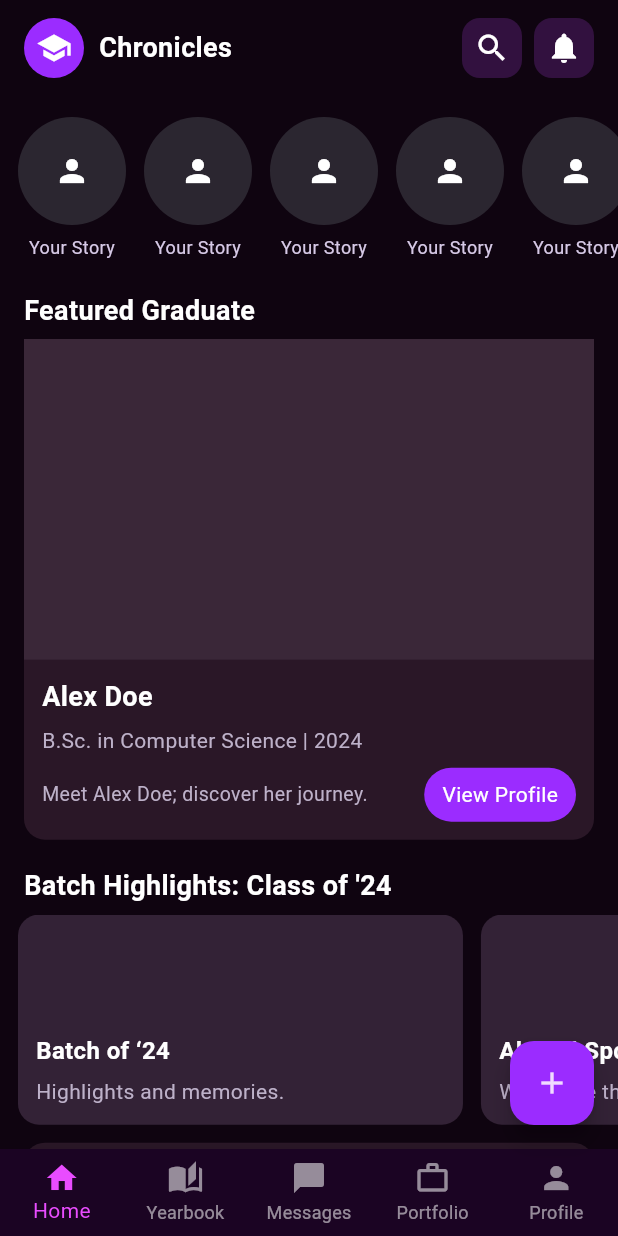
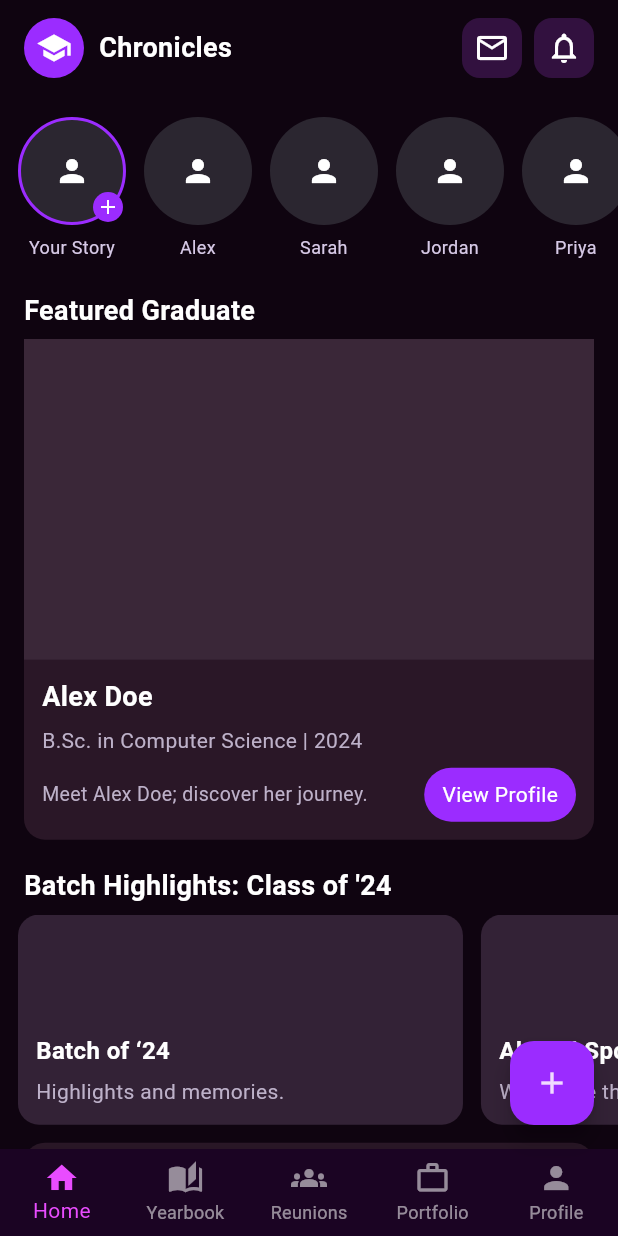
Before and after one commit to kalchan12/Graduate-Chronicles, a Flutter app: the BottomNavigationScaffold screen opened by its route, on a phone screen of 412 x 824 dp. Run offline on Flutter 3.47's test engine with Material 3 defaults, Android fonts, the light colour scheme and no system bars; our stand-ins replace flutter_riverpod, image_picker, permission_handler.

Commit message:
feat(ui): modernize home experience and enhance navigation
- Bottom Navigation: Replaced 'Messages' tab with 'Reunions' linking to ReunionHub.
- Top App Bar: Replaced 'Search' with 'Messages' icon and enabled navigation for both Messages and Notifications.
- Notifications: Created a new Notifications screen with modern UI and mock data (likes, comments, reminders).
- Home Feed: Added interactive 'Like' button with in-memory state and snackbar stubs for 'Comment' and 'Share' features.
- Stories: Implemented local-only story creation. Users can now pick an image from their gallery to display as their story immediately.
- State Management: Introduced storiesProvider using Riverpod Notifier for lightweight in-memory storage.
- Routing: Defined new routes for /notifications and /messages in app.dart.

```diff
--- a/lib/core/app.dart
+++ b/lib/core/app.dart
@@ -14,6 +14,7 @@ import '../ui/auth/forgot/password_reset_screen.dart';
 import '../ui/auth/forgot/set_new_password_screen.dart';
 import '../ui/auth/forgot/password_updated_screen.dart';
 import '../ui/auth/admin/admin_dashboard_screen.dart';
+import '../ui/notifications/notifications_screen.dart';
 
 class App extends StatelessWidget {
   const App({super.key});
@@ -47,6 +48,8 @@ class App extends StatelessWidget {
         '/forgot/set': (_) => const SetNewPasswordScreen(),
         '/forgot/done': (_) => const PasswordUpdatedScreen(),
         '/admin': (_) => const AdminDashboardScreen(),
+        '/notifications': (_) => const NotificationsScreen(),
+        '/messages': (_) => const MessageScreen(),
       },
       home: const SplashScreen(),
     );
--- /dev/null
+++ b/lib/state/stories_state.dart
@@ -0,0 +1,42 @@
+import 'dart:io';
+import 'package:flutter_riverpod/flutter_riverpod.dart';
+
+class Story {
+  final String id;
+  final File? image;
+  final bool isMe;
+  final String name;
+
+  Story({required this.id, this.image, this.isMe = false, this.name = 'User'});
+}
+
+class StoriesNotifier extends Notifier<List<Story>> {
+  @override
+  List<Story> build() {
+    return [
+      Story(id: 'me', isMe: true, name: 'Your Story'),
+      Story(id: '1', name: 'Alex'),
+      Story(id: '2', name: 'Sarah'),
+      Story(id: '3', name: 'Jordan'),
+      Story(id: '4', name: 'Priya'),
+      Story(id: '5', name: 'Kenji'),
+    ];
+  }
+
+  void addStory(File image) {
+    final newStory = Story(
+      id: DateTime.now().millisecondsSinceEpoch.toString(),
+      image: image,
+      isMe: true,
+      name: 'Your Story',
+    );
+
+    // Replace the existing placeholder or add a new one
+    final currentList = state;
+    state = [newStory, ...currentList.where((s) => s.id != 'me')];
+  }
+}
+
+final storiesProvider = NotifierProvider<StoriesNotifier, List<Story>>(
+  StoriesNotifier.new,
+);
--- a/lib/ui/home/home_screen.dart
+++ b/lib/ui/home/home_screen.dart
@@ -1,7 +1,11 @@
+import 'dart:io';
 import 'package:flutter/material.dart';
 import 'package:flutter_riverpod/flutter_riverpod.dart';
+import 'package:image_picker/image_picker.dart';
+import 'package:permission_handler/permission_handler.dart';
 import '../../core/providers.dart';
 import '../../theme/design_system.dart';
+import '../../state/stories_state.dart';
 
 // Home feed screen implemented to match the provided static HTML layout.
 // Uses Riverpod to obtain mock data so the UI is data-driven and ready
@@ -15,6 +19,7 @@ class HomeScreen extends ConsumerWidget {
     final profile = ref.watch(profileProvider);
     final batches = ref.watch(batchProvider);
     final feed = ref.watch(feedProvider);
+    final stories = ref.watch(storiesProvider);
 
     return Scaffold(
       // Use shared scaffold background from DesignSystem.
@@ -36,9 +41,10 @@ class HomeScreen extends ConsumerWidget {
                   vertical: 6,
                 ),
                 scrollDirection: Axis.horizontal,
-                itemCount: 7,
+                itemCount: stories.length,
                 separatorBuilder: (context, index) => const SizedBox(width: 12),
-                itemBuilder: (context, index) => const _StoryAvatar(),
+                itemBuilder: (context, index) =>
+                    _StoryAvatar(story: stories[index]),
               ),
             ),
 
@@ -148,11 +154,17 @@ class _HomeAppBar extends StatelessWidget {
             ],
           ),
           Row(
-            children: const [
-              // Search and notifications icons (visual only)
-              _IconCircle(icon: Icons.search),
-              SizedBox(width: 8),
-              _IconCircle(icon: Icons.notifications),
+            children: [
+              // Message and notifications icons
+              GestureDetector(
+                onTap: () => Navigator.pushNamed(context, '/messages'),
+                child: const _IconCircle(icon: Icons.mail_outline),
+              ),
+              const SizedBox(width: 8),
+              GestureDetector(
+                onTap: () => Navigator.pushNamed(context, '/notifications'),
+                child: const _IconCircle(icon: Icons.notifications_none),
+              ),
             ],
           ),
         ],
@@ -181,30 +193,86 @@ class _IconCircle extends StatelessWidget {
 }
 
 // Story avatar widget used in the horizontal story carousel.
-class _StoryAvatar extends StatelessWidget {
-  const _StoryAvatar();
+class _StoryAvatar extends ConsumerWidget {
+  final Story story;
+  const _StoryAvatar({required this.story});
+
+  Future<void> _pickImage(WidgetRef ref) async {
+    final status = await Permission.photos.request();
+    if (status.isPermanentlyDenied) {
+      openAppSettings();
+      return;
+    }
+
+    final picker = ImagePicker();
+    final image = await picker.pickImage(source: ImageSource.gallery);
+    if (image != null) {
+      ref.read(storiesProvider.notifier).addStory(File(image.path));
+    }
+  }
 
   @override
-  Widget build(BuildContext context) {
+  Widget build(BuildContext context, WidgetRef ref) {
     return Column(
       mainAxisSize: MainAxisSize.min,
       children: [
-        Container(
+        GestureDetector(
+          onTap: story.isMe ? () => _pickImage(ref) : null,
+          child: AnimatedContainer(
+            duration: const Duration(milliseconds: 300),
             width: 72,
             height: 72,
             decoration: BoxDecoration(
               shape: BoxShape.circle,
+              border: Border.all(
+                color: story.isMe && story.image == null
+                    ? DesignSystem.purpleAccent
+                    : Colors.transparent,
+                width: 2,
+              ),
               color: const Color(0xFF2B2630),
+              image: story.image != null
+                  ? DecorationImage(
+                      image: FileImage(story.image!),
+                      fit: BoxFit.cover,
+                    )
+                  : null,
             ),
-          child: const Center(child: Icon(Icons.person, color: Colors.white)),
+            child: story.image == null
+                ? Stack(
+                    children: [
+                      const Center(
+                        child: Icon(Icons.person, color: Colors.white),
+                      ),
+                      if (story.isMe)
+                        Positioned(
+                          right: 0,
+                          bottom: 0,
+                          child: Container(
+                            padding: const EdgeInsets.all(2),
+                            decoration: const BoxDecoration(
+                              color: DesignSystem.purpleAccent,
+                              shape: BoxShape.circle,
+                            ),
+                            child: const Icon(
+                              Icons.add,
+                              size: 16,
+                              color: Colors.white,
+                            ),
+                          ),
+                        ),
+                    ],
+                  )
+                : null,
+          ),
         ),
         const SizedBox(height: 6),
-        const SizedBox(
+        SizedBox(
           width: 72,
           child: Text(
-            'Your Story',
+            story.name,
             textAlign: TextAlign.center,
-            style: TextStyle(color: Color(0xFFD6C9E6), fontSize: 12),
+            style: const TextStyle(color: Color(0xFFD6C9E6), fontSize: 12),
           ),
         ),
       ],
@@ -328,10 +396,36 @@ class _BatchCard extends StatelessWidget {
 }
 
 // Standard post card used for feed items; uses dynamic title/subtitle.
-class _PostCard extends StatelessWidget {
+class _PostCard extends StatefulWidget {
   final String title;
   final String subtitle;
   const _PostCard({required this.title, required this.subtitle});
+
+  @override
+  State<_PostCard> createState() => _PostCardState();
+}
+
+class _PostCardState extends State<_PostCard> {
+  bool _isLiked = false;
+  int _likeCount = 128;
+
+  void _toggleLike() {
+    setState(() {
+      _isLiked = !_isLiked;
+      _likeCount += _isLiked ? 1 : -1;
+    });
+  }
+
+  void _showComingSoon(String feature) {
+    ScaffoldMessenger.of(context).showSnackBar(
+      SnackBar(
+        content: Text('$feature coming soon!'),
+        behavior: SnackBarBehavior.floating,
+        duration: const Duration(seconds: 2),
+        backgroundColor: DesignSystem.purpleMid,
+      ),
+    );
+  }
 
   @override
   Widget build(BuildContext context) {
@@ -350,9 +444,9 @@ class _PostCard extends StatelessWidget {
                 Container(
                   width: 40,
                   height: 40,
-                  decoration: BoxDecoration(
+                  decoration: const BoxDecoration(
                     shape: BoxShape.circle,
-                    color: const Color(0xFF3A2738),
+                    color: Color(0xFF3A2738),
                   ),
                   child: const Icon(Icons.person, color: Colors.white),
                 ),
@@ -362,16 +456,16 @@ class _PostCard extends StatelessWidget {
                     crossAxisAlignment: CrossAxisAlignment.start,
                     children: [
                       Text(
-                        title,
+                        widget.title,
                         style: const TextStyle(
                           color: Colors.white,
                           fontWeight: FontWeight.w700,
                         ),
                       ),
                       const SizedBox(height: 2),
-                      Text(
+                      const Text(
                         'Class of 2024 • Computer',
-                        style: const TextStyle(
+                        style: TextStyle(
                           color: Color(0xFFBDB1C9),
                           fontSize: 12,
                         ),
@@ -379,14 +473,14 @@ class _PostCard extends StatelessWidget {
                     ],
                   ),
                 ),
-                Icon(Icons.more_horiz, color: Colors.white54),
+                const Icon(Icons.more_horiz, color: Colors.white54),
               ],
             ),
           ),
           Padding(
             padding: const EdgeInsets.symmetric(horizontal: 12.0),
             child: Text(
-              subtitle,
+              widget.subtitle,
               style: const TextStyle(color: Color(0xFFD6C9E6)),
             ),
           ),
@@ -398,23 +492,38 @@ class _PostCard extends StatelessWidget {
             child: Row(
               children: [
                 // Like
-                Row(
-                  children: const [
-                    Icon(Icons.favorite_border, color: Colors.white54),
-                    SizedBox(width: 8),
-                    Text('128', style: TextStyle(color: Color(0xFFBDB1C9))),
+                InkWell(
+                  onTap: _toggleLike,
+                  child: Row(
+                    children: [
+                      Icon(
+                        _isLiked ? Icons.favorite : Icons.favorite_border,
+                        color: _isLiked ? Colors.red : Colors.white54,
+                      ),
+                      const SizedBox(width: 8),
+                      Text(
+                        '$_likeCount',
+                        style: const TextStyle(color: Color(0xFFBDB1C9)),
+                      ),
                     ],
                   ),
+                ),
                 const SizedBox(width: 16),
-                Row(
+                InkWell(
+                  onTap: () => _showComingSoon('Comments'),
+                  child: Row(
                     children: const [
                       Icon(Icons.chat_bubble_outline, color: Colors.white54),
                       SizedBox(width: 8),
                       Text('12', style: TextStyle(color: Color(0xFFBDB1C9))),
                     ],
                   ),
+                ),
                 const Spacer(),
-                Icon(Icons.share, color: Colors.white54),
+                IconButton(
+                  icon: const Icon(Icons.share, color: Colors.white54),
+                  onPressed: () => _showComingSoon('Sharing'),
+                ),
               ],
             ),
           ),
--- a/lib/ui/navigation/bottom_navigation.dart
+++ b/lib/ui/navigation/bottom_navigation.dart
@@ -1,7 +1,7 @@
 import 'package:flutter/material.dart';
 import '../home/home_screen.dart';
 import '../yearbook/explore_yearbook_screen.dart';
-import '../message/message_screen.dart';
+import '../reunion/reunion_hub_screen.dart';
 import '../portfolio/portfolio_select_screen.dart';
 import '../profile/profile_screen.dart';
 
@@ -13,13 +13,20 @@ class BottomNavigationScaffold extends StatefulWidget {
   const BottomNavigationScaffold({super.key});
 
   @override
-  State<BottomNavigationScaffold> createState() => _BottomNavigationScaffoldState();
+  State<BottomNavigationScaffold> createState() =>
+      _BottomNavigationScaffoldState();
 }
 
 class _BottomNavigationScaffoldState extends State<BottomNavigationScaffold> {
   int _currentIndex = 0;
 
-  static const _pages = [HomeScreen(), ExploreYearbookScreen(), MessageScreen(), PortfolioSelectScreen(), ProfileScreen()];
+  static const _pages = [
+    HomeScreen(),
+    ExploreYearbookScreen(),
+    ReunionHubScreen(),
+    PortfolioSelectScreen(),
+    ProfileScreen(),
+  ];
 
   @override
   Widget build(BuildContext context) {
@@ -34,9 +41,15 @@ class _BottomNavigationScaffoldState extends State<BottomNavigationScaffold> {
         unselectedItemColor: Colors.white54,
         items: const [
           BottomNavigationBarItem(icon: Icon(Icons.home), label: 'Home'),
-          BottomNavigationBarItem(icon: Icon(Icons.auto_stories), label: 'Yearbook'),
-          BottomNavigationBarItem(icon: Icon(Icons.chat_bubble), label: 'Messages'),
-          BottomNavigationBarItem(icon: Icon(Icons.work_outline), label: 'Portfolio'),
+          BottomNavigationBarItem(
+            icon: Icon(Icons.auto_stories),
+            label: 'Yearbook',
+          ),
+          BottomNavigationBarItem(icon: Icon(Icons.groups), label: 'Reunions'),
+          BottomNavigationBarItem(
+            icon: Icon(Icons.work_outline),
+            label: 'Portfolio',
+          ),
           BottomNavigationBarItem(icon: Icon(Icons.person), label: 'Profile'),
         ],
       ),
```
Also changed, not shown: lib/ui/notifications/notifications_screen.dart (added, +138 -0 lines). Lines whose indentation alone changed are shown as unchanged.
